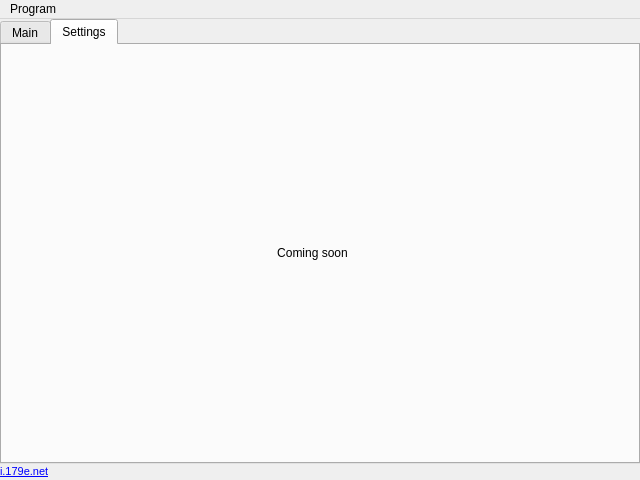
This is diff.ui in sergeivolodin/Diff as Qt 5 draws it before an edit. The edited form follows.
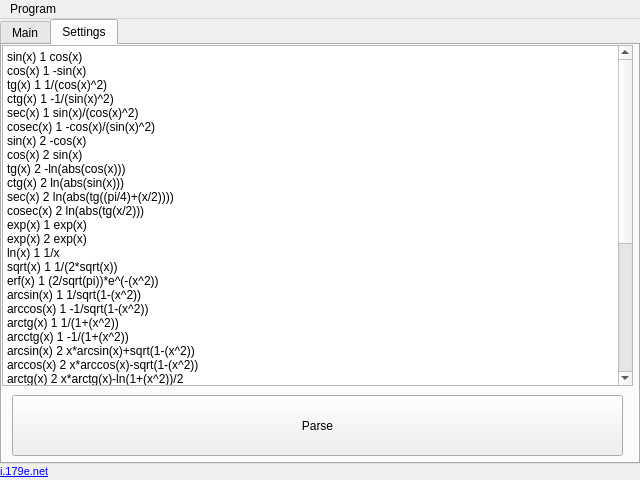
This is the edited form. The open tabs and pages were chosen to show the change.

Commit message: * settings: diff table

What changed in the file:
```diff
--- a/diff.ui
+++ b/diff.ui
@@ -235,20 +235,68 @@
      <attribute name="title">
       <string>Settings</string>
      </attribute>
-     <widget class="QLabel" name="label_3">
+     <widget class="QPlainTextEdit" name="plainTextEdit">
       <property name="geometry">
        <rect>
-        <x>270</x>
-        <y>200</y>
-        <width>81</width>
-        <height>16</height>
+        <x>0</x>
+        <y>0</y>
+        <width>631</width>
+        <height>341</height>
+       </rect>
+      </property>
+      <property name="plainText">
+       <string>sin(x) 1 cos(x)
+cos(x) 1 -sin(x)
+tg(x) 1 1/(cos(x)^2)
+ctg(x) 1 -1/(sin(x)^2)
+sec(x) 1 sin(x)/(cos(x)^2)
+cosec(x) 1 -cos(x)/(sin(x)^2)
+sin(x) 2 -cos(x)
+cos(x) 2 sin(x)
+tg(x) 2 -ln(abs(cos(x)))
+ctg(x) 2 ln(abs(sin(x)))
+sec(x) 2 ln(abs(tg((pi/4)+(x/2))))
+cosec(x) 2 ln(abs(tg(x/2)))
+exp(x) 1 exp(x)
+exp(x) 2 exp(x)
+ln(x) 1 1/x
+sqrt(x) 1 1/(2*sqrt(x))
+erf(x) 1 (2/sqrt(pi))*e^(-(x^2))
+arcsin(x) 1 1/sqrt(1-(x^2))
+arccos(x) 1 -1/sqrt(1-(x^2))
+arctg(x) 1 1/(1+(x^2))
+arcctg(x) 1 -1/(1+(x^2))
+arcsin(x) 2 x*arcsin(x)+sqrt(1-(x^2))
+arccos(x) 2 x*arccos(x)-sqrt(1-(x^2))
+arctg(x) 2 x*arctg(x)-ln(1+(x^2))/2
+arcctg(x) 2 x*arcctg(x)+ln(1+(x^2))/2
+abs(x) 1 diff(sqrt(x)^2)
+integral(x) 2 integral(sqrt(x)^2)
+x+y 1 diff(x)+diff(y)
+x-y 1 diff(x)-diff(y)
+x*y 1 diff(x)*y+x*diff(y)
+x/y 1 (diff(x)*y-x*diff(y))/(y^2)
+x^y 1 diff(exp(ln(f(x))*g(x)))
+x+y 2 integral(x)+integral(y)
+x-y 2 integral(x)-integral(y)
+-(x) 1 -diff(x)
+-(x) 2 -integral(x)
+f(g(x)) 1 diff(g(x))*diff(f(y))|y=g(x)
+x 1 1
+a 1 0</string>
+      </property>
+     </widget>
+     <widget class="QPushButton" name="button_parse">
+      <property name="geometry">
+       <rect>
+        <x>10</x>
+        <y>350</y>
+        <width>611</width>
+        <height>61</height>
        </rect>
       </property>
       <property name="text">
-       <string>Coming soon</string>
-      </property>
-      <property name="alignment">
-       <set>Qt::AlignCenter</set>
+       <string>Parse</string>
       </property>
      </widget>
     </widget>
```
Left out of the diff: 2 changed lines with no effect on the pictures. The commit also changes 8 other files.
